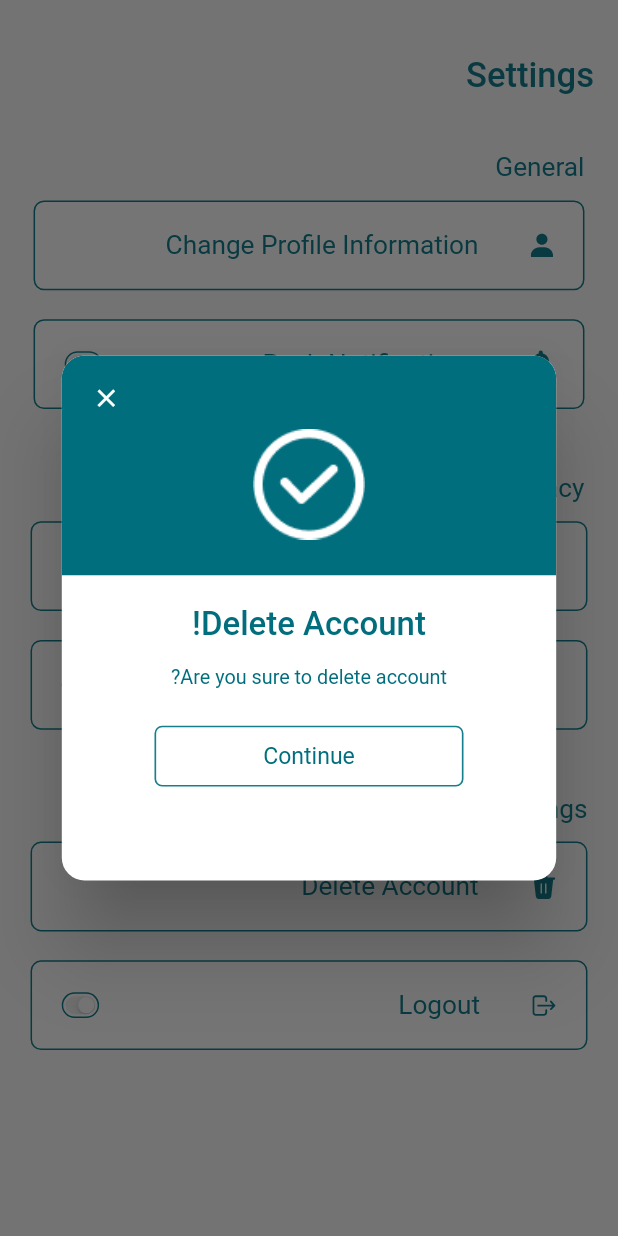
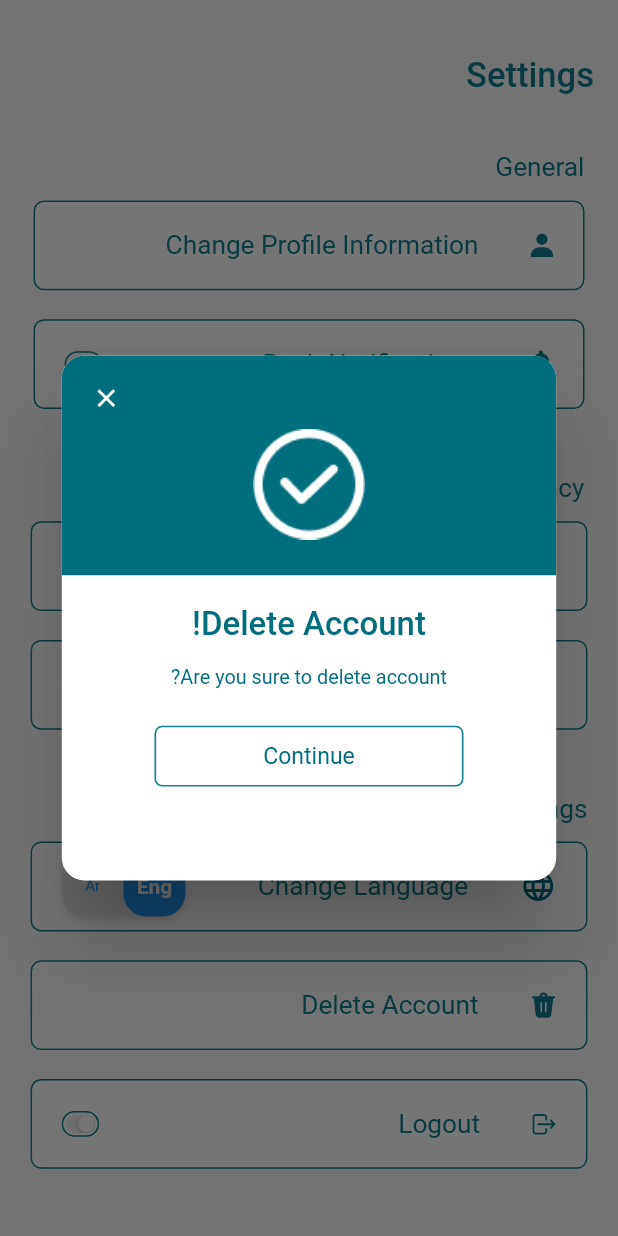
Before and after one commit to msaad5746/border_pay, a Flutter app: the SettingPage screen opened by its route, after a tap on "Delete Account", on a phone screen of 412 x 824 dp. Run offline on Flutter 3.47's test engine with Material 2 defaults, Android fonts, the phone set to English and light mode, and no system bars; drawn by our look-alikes of flutter_toggle_tab; our stand-ins replace connectivity_plus, convex_bottom_bar, country_picker, flutter_screenutil, flutter_svg, get and 10 more; missing offline and left inert: open_mail_app, xml2json; accounts and stored records are empty; network calls fail.

Commit message:
change lang btn WIP

```diff
--- a/lib/screens/setting/setting.dart
+++ b/lib/screens/setting/setting.dart
@@ -14,6 +14,7 @@ import 'package:flutter/cupertino.dart';
 import 'package:flutter/material.dart';
 import 'package:flutter_screenutil/flutter_screenutil.dart';
 import 'package:flutter_svg/svg.dart';
+import 'package:flutter_toggle_tab/flutter_toggle_tab.dart';
 
 class SettingPage extends StatefulWidget {
   const SettingPage({Key? key}) : super(key: key);
@@ -308,6 +309,57 @@ class _SettingPageState extends State<SettingPage> {
                   child: Column(
                     children: [
                       GestureDetector(
+                        onTap: () {},
+                        child: Container(
+                          height: 59.h,
+                          width: 1.sw,
+                          padding: EdgeInsets.symmetric(horizontal: 18.01.w),
+                          decoration: BoxDecoration(
+                              color: CustomizedTheme.white,
+                              borderRadius: BorderRadius.circular(7),
+                              border: Border.all(
+                                  color: CustomizedTheme.primaryColor)),
+                          child: Row(
+                            mainAxisAlignment: MainAxisAlignment.start,
+                            children: [
+                              // SvgPicture.asset(
+                              //   'assets/svg/ic_delete.svg',
+                              // ),
+                              Icon(
+                                Icons.language,
+                                color: CustomizedTheme.primaryBold,
+                              ),
+                              Padding(
+                                padding:
+                                    EdgeInsets.symmetric(horizontal: 31.7.w),
+                                child: Text("Change Language",
+                                    style: CustomizedTheme.sf_bo_W400_1592),
+                              ),
+                              const Spacer(),
+                              FlutterToggleTab(
+                                width: 20,
+                                height: 40,
+                                borderRadius: 15,
+                                selectedTextStyle: const TextStyle(
+                                    color: Colors.white,
+                                    fontSize: 14,
+                                    fontWeight: FontWeight.w600),
+                                unSelectedTextStyle: const TextStyle(
+                                    color: Colors.blue,
+                                    fontSize: 10,
+                                    fontWeight: FontWeight.w400),
+                                labels: const ["Eng", "Ar"],
+                                selectedLabelIndex: (index) {
+                                  print("Selected Index $index");
+                                },
+                                selectedIndex: 0,
+                              ),
+                            ],
+                          ),
+                        ),
+                      ),
+                      SizedBox(height: 19.h),
+                      GestureDetector(
                         onTap: () {
                           CustomAlertDialog.baseDialog(
                               context: context,
--- a/pubspec.yaml
+++ b/pubspec.yaml
@@ -54,6 +54,7 @@ dependencies:
   screenshot: ^1.2.3
   image_gallery_saver: '^1.7.1'
   permission_handler: ^9.0.2
+  flutter_toggle_tab: ^1.1.7
 
 dev_dependencies:
   flutter_test:
```
